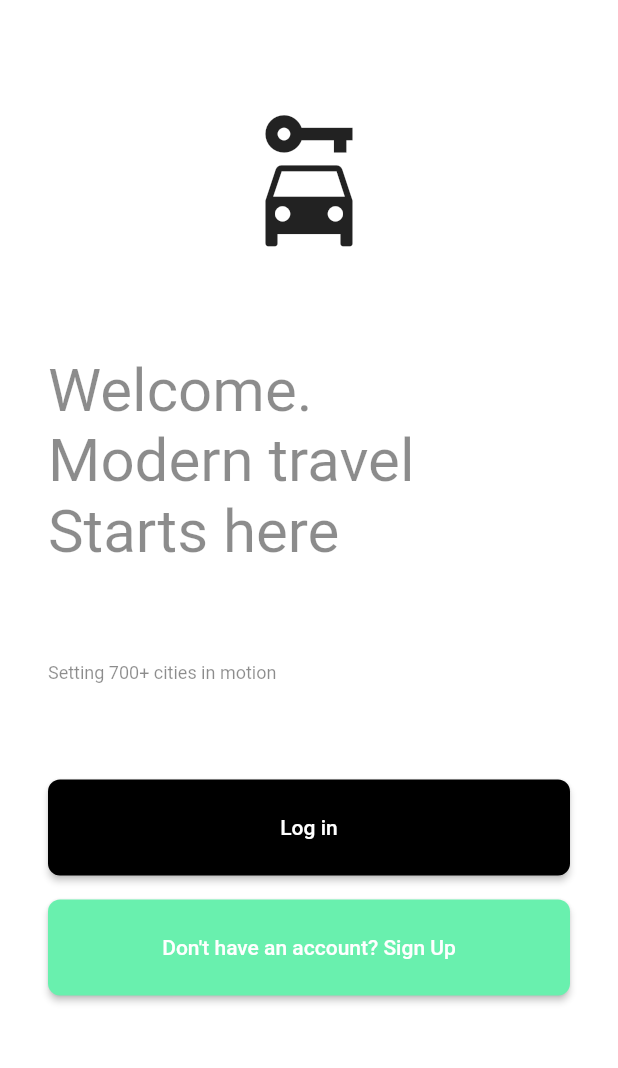
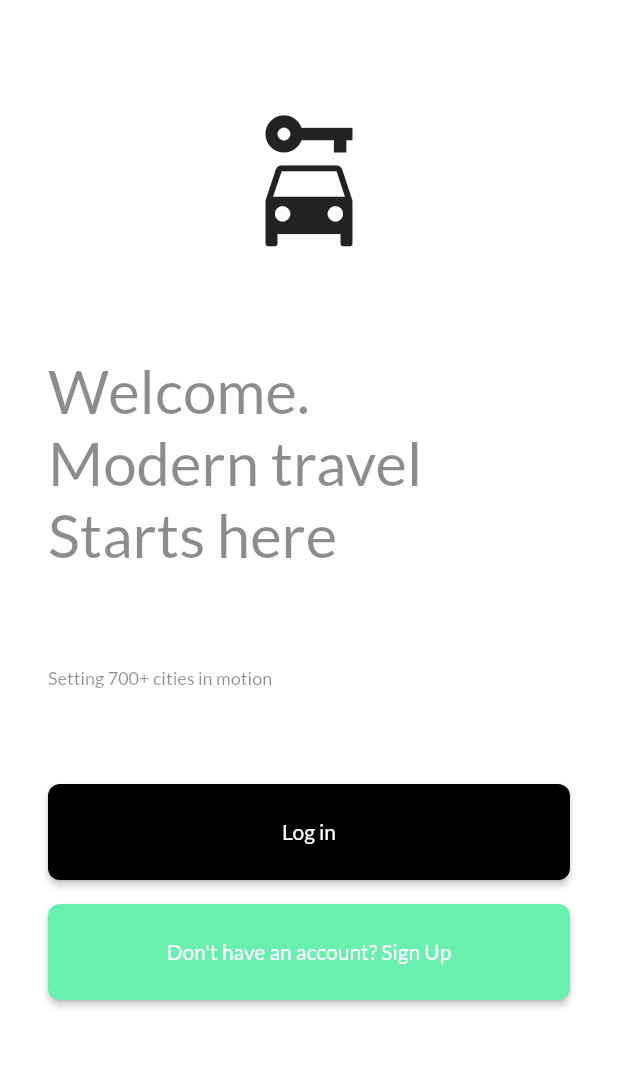
Before and after one commit to kayzkenny/cabify, a Flutter app: the screen it shows after launch, on a phone screen of 412 x 824 dp, the part 71-1139 px from its top. Run offline on Flutter 3.47's test engine with Material 2 defaults, Android fonts, the phone set to English and light mode, and no system bars; our stand-ins replace firebase_core, flutter_hooks, google_fonts; accounts and stored records are empty.

Commit message:
style: use lato font

```diff
--- a/lib/main.dart
+++ b/lib/main.dart
@@ -1,6 +1,7 @@
 import 'package:flutter/material.dart';
 import 'package:cabify/pages/unknown_page.dart';
 import 'package:cabify/pages/landing_page.dart';
+import 'package:google_fonts/google_fonts.dart';
 import 'package:firebase_core/firebase_core.dart';
 import 'package:cabify/pages/authenticate/login_page.dart';
 import 'package:cabify/pages/authenticate/signup_page.dart';
@@ -16,12 +17,14 @@ class App extends StatelessWidget {
 
   @override
   Widget build(BuildContext context) {
+    final textTheme = Theme.of(context).textTheme;
+
     return MaterialApp(
       debugShowCheckedModeBanner: false,
       title: 'Cabify',
       theme: ThemeData(
-        primaryColor: Colors.greenAccent,
-      ),
+          primaryColor: Colors.greenAccent,
+          textTheme: GoogleFonts.latoTextTheme(textTheme)),
       onGenerateRoute: (settings) {
         if (settings.name == '/') {
           return MaterialPageRoute(
```
Also changed, not shown: 1 other file.
